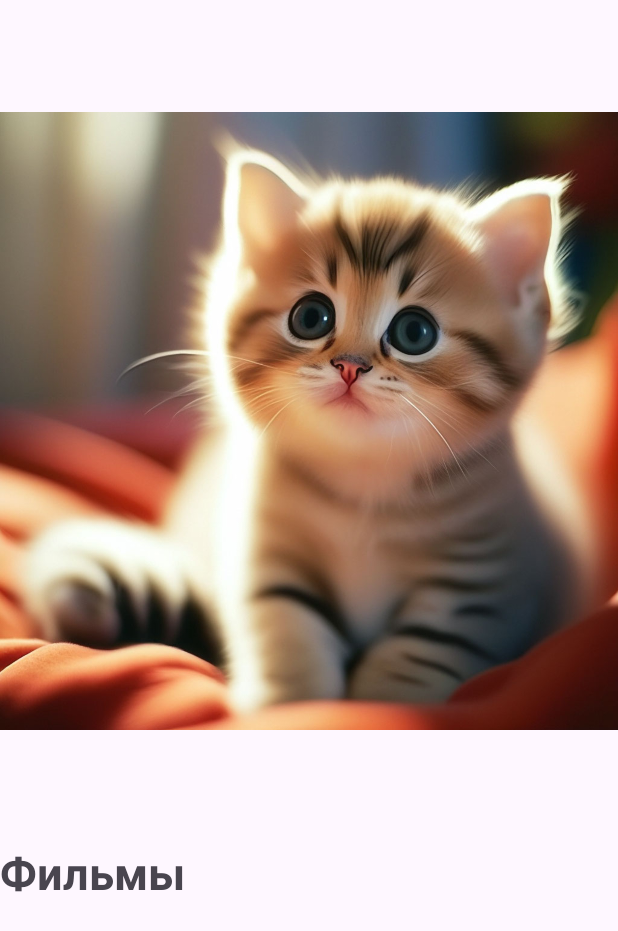
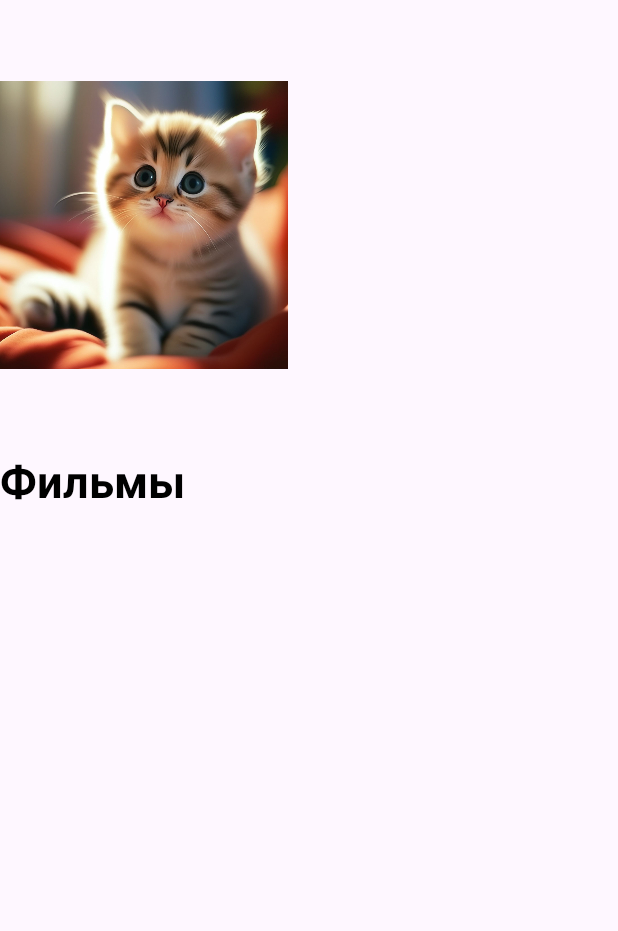
Before and after one commit to Lionessa8w/MoviesCollectoin, an Android app: the layout item_film.xml on its own in the app's theme, with its tools: preview values and no code run, on a phone screen of 412 x 824 dp. Shown: the top 931 px of the screen. Run offline under Robolectric (Android 15) with nearby library versions, the phone set to English and light mode, and no system bars; network calls fail.

Commit message:
вImageNameRecyclerAdapter1

```diff
--- a/filmsList/src/main/res/layout/item_film.xml
+++ b/filmsList/src/main/res/layout/item_film.xml
@@ -2,7 +2,7 @@
 <androidx.constraintlayout.widget.ConstraintLayout xmlns:android="http://schemas.android.com/apk/res/android"
     xmlns:app="http://schemas.android.com/apk/res-auto"
     android:layout_width="match_parent"
-    android:layout_height="match_parent"
+    android:layout_height="wrap_content"
     android:id="@+id/film_image_root">
 
 
@@ -17,12 +17,22 @@
 
         <ImageView
             android:id="@+id/drawable_movie_item"
-            android:layout_width="wrap_content"
-            android:layout_height="561dp"
+            android:layout_width="200dp"
+            android:layout_height="300dp"
             android:scaleType="fitCenter"
-            android:src="@drawable/cat">
+            android:src="@drawable/cat"
+            android:paddingRight="8dp">
 
         </ImageView>
+        <View
+            android:id="@+id/right"
+            android:layout_width="10dp"
+            android:layout_height="0dp"
+            app:layout_constraintTop_toTopOf="parent"
+            app:layout_constraintEnd_toEndOf="parent"
+            app:layout_constraintTop_toBottomOf="@id/drawable_movie_item"
+            app:layout_constraintBottom_toBottomOf="@id/drawable_movie_item" />
+
 
         <TextView
             android:id="@+id/localized_name_item"
@@ -33,6 +43,7 @@
             android:text="@string/films"
             android:maxLines="2"
             android:textSize="30sp"
+            android:textColor="@color/black"
             app:layout_constraintBottom_toTopOf="@+id/drawable_movie_item"
             app:layout_constraintEnd_toEndOf="parent"
             app:layout_constraintStart_toStartOf="parent"
```
